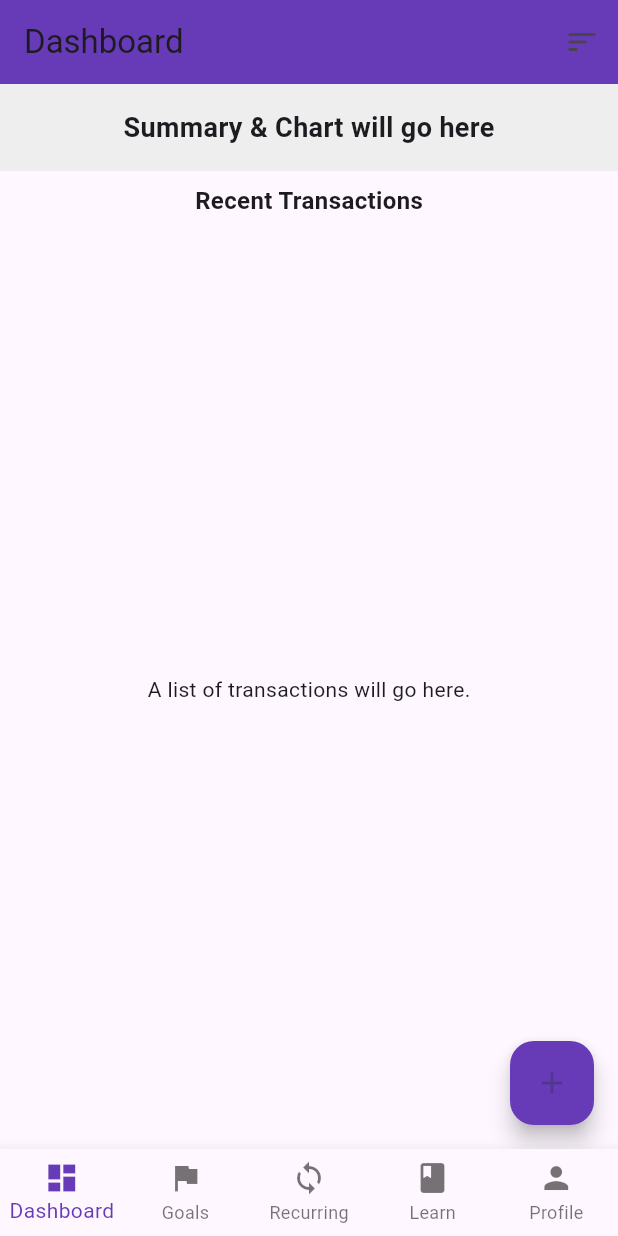
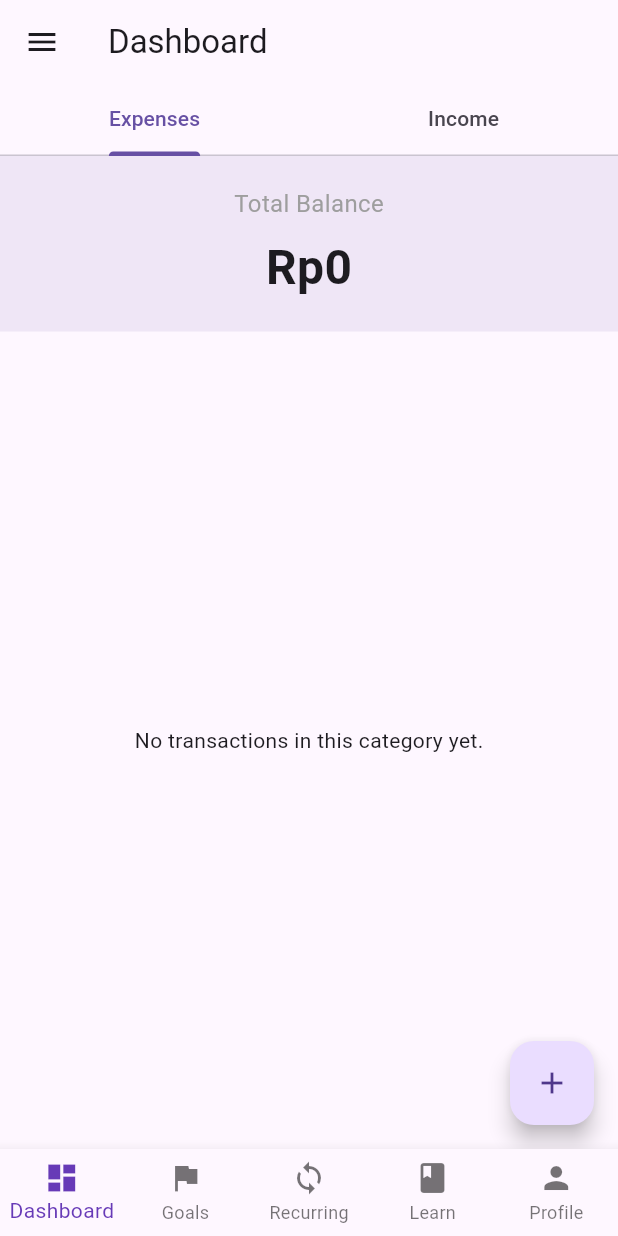
Before and after one commit to chintayanggest/expense_tracker, a Flutter app: the screen it shows after launch, on a phone screen of 412 x 824 dp. Run offline on Flutter 3.47's test engine with Material 3 defaults, Android fonts, the phone set to English and light mode, and no system bars; our stand-ins replace flutter_colorpicker; accounts and stored records are empty.

Commit message:
dashboard update for expense and income

```diff
--- a/lib/main.dart
+++ b/lib/main.dart
@@ -1,5 +1,7 @@
 import 'package:flutter/material.dart';
 import 'screens/main_screen.dart';
+import 'package:provider/provider.dart';
+import 'providers/transaction_provider.dart';
 
 void main() {
   runApp(const MyApp());
@@ -11,8 +13,11 @@ class MyApp extends StatelessWidget {
   // This widget is the root of your application.
   @override
   Widget build(BuildContext context) {
-    return MaterialApp(
-      home: MainScreen(),
+    return ChangeNotifierProvider(
+      create: (context) => TransactionProvider(),
+      child: const MaterialApp(
+        home: MainScreen(),
+      ),
     );
   }
 }
--- /dev/null
+++ b/lib/models/account.dart
@@ -0,0 +1,15 @@
+import 'package:flutter/material.dart';
+
+class Account {
+  final String id;
+  final String name;
+  final IconData icon; // To represent Wallet, Bank, etc.
+  double balance; // The current balance of this account
+
+  Account({
+    required this.id,
+    required this.name,
+    required this.icon,
+    this.balance = 0.0,
+  });
+}
--- a/lib/models/transaction.dart
+++ b/lib/models/transaction.dart
@@ -1,13 +1,13 @@
-enum TransactionType {
-  expense,
-  income,
-}
+import 'transaction_category.dart';
+import 'transaction_type.dart';
+import 'account.dart'; // ADD THIS NEW IMPORT
 
 class Transaction {
   final String id;
   final double amount;
   final TransactionType type;
-  final String category;
+  final TransactionCategory category;
+  final Account account; // ADD THIS NEW PROPERTY
   final DateTime date;
   final String? notes;
 
@@ -16,6 +16,7 @@ class Transaction {
     required this.amount,
     required this.type,
     required this.category,
+    required this.account, // ADD THIS TO THE CONSTRUCTOR
     required this.date,
     this.notes,
   });
--- /dev/null
+++ b/lib/models/transaction_category.dart
@@ -0,0 +1,18 @@
+import 'package:flutter/material.dart';
+import 'transaction_type.dart'; // We need this for the TransactionType enum
+
+class TransactionCategory {
+  final String id;
+  final String name;
+  final IconData icon; // This will hold the icon for the category
+  final Color color;   // This will hold the color for the category
+  final TransactionType type; // Is it an Expense or Income category?
+
+  TransactionCategory({
+    required this.id,
+    required this.name,
+    required this.icon,
+    required this.color,
+    required this.type,
+  });
+}
--- /dev/null
+++ b/lib/models/transaction_type.dart
@@ -0,0 +1,4 @@
+enum TransactionType {
+  expense,
+  income,
+}
--- /dev/null
+++ b/lib/providers/transaction_provider.dart
@@ -0,0 +1,77 @@
+// lib/providers/transaction_provider.dart
+
+import 'package:flutter/material.dart';
+import '../models/account.dart';
+import '../models/transaction_category.dart';
+import '../models/transaction.dart';
+import '../models/transaction_type.dart';
+
+class TransactionProvider with ChangeNotifier {
+  final List<Transaction> _transactions = [];
+
+  final List<Account> _accounts = [
+    Account(id: 'a1', name: 'Wallet', icon: Icons.account_balance_wallet),
+  ];
+
+  final List<TransactionCategory> _categories = [
+    // Default Expense Categories
+    TransactionCategory(id: 'c1', name: 'Food', icon: Icons.fastfood, color: Colors.red, type: TransactionType.expense),
+    TransactionCategory(id: 'c2', name: 'Transport', icon: Icons.directions_car, color: Colors.blue, type: TransactionType.expense),
+    TransactionCategory(id: 'c3', name: 'Groceries', icon: Icons.shopping_cart, color: Colors.green, type: TransactionType.expense),
+    TransactionCategory(id: 'c4', name: 'Entertainment', icon: Icons.movie, color: Colors.purple, type: TransactionType.expense),
+    // Default Income Categories
+    TransactionCategory(id: 'c5', name: 'Salary', icon: Icons.work, color: Colors.green, type: TransactionType.income),
+    TransactionCategory(id: 'c6', name: 'Gifts', icon: Icons.card_giftcard, color: Colors.orange, type: TransactionType.income),
+  ];
+
+  // --- GETTERS ---
+  List<Transaction> get transactions => _transactions;
+  List<TransactionCategory> get categories => _categories;
+  List<Account> get accounts => _accounts;
+
+  // THIS IS THE CORRECTED METHOD
+  List<TransactionCategory> getCategoriesByType(TransactionType type) {
+    return _categories.where((category) => category.type == type).toList();
+  }
+
+  // --- COMPUTED GETTERS (CORRECTED) ---
+  double get totalIncome {
+    return _transactions
+        .where((tx) => tx.type == TransactionType.income)
+        .fold(0.0, (sum, item) => sum + item.amount);
+  }
+
+  double get totalExpense {
+    return _transactions
+        .where((tx) => tx.type == TransactionType.expense)
+        .fold(0.0, (sum, item) => sum + item.amount);
+  }
+
+  double get totalBalance {
+    return totalIncome - totalExpense;
+  }
+
+  // --- METHODS ---
+  void addTransaction(Transaction transaction) {
+    _transactions.add(transaction);
+
+    // Update account balance
+    final account = _accounts.firstWhere((acc) => acc.id == transaction.account.id);
+    if (transaction.type == TransactionType.income) {
+      account.balance += transaction.amount;
+    } else {
+      account.balance -= transaction.amount;
+    }
+    notifyListeners();
+  }
+
+  void addCategory(TransactionCategory category) {
+    _categories.add(category);
+    notifyListeners();
+  }
+
+  void addAccount(Account account) {
+    _accounts.add(account);
+    notifyListeners();
+  }
+}
--- a/lib/screens/dashboard_screen.dart
+++ b/lib/screens/dashboard_screen.dart
@@ -1,70 +1,150 @@
 import 'package:flutter/material.dart';
+import 'manage_accounts_screen.dart';
+import 'manage_categories_screen.dart';
+import 'profile_screen.dart';
+import 'package:provider/provider.dart';
+import '../providers/transaction_provider.dart';
+import '../models/transaction.dart';
+import '../models/transaction_type.dart';
+import 'add_transaction_screen.dart';
 
-class DashboardScreen extends StatelessWidget {
+
+class DashboardScreen extends StatefulWidget {
   const DashboardScreen({super.key});
+  @override
+  State<DashboardScreen> createState() => _DashboardScreenState();
+}
+class _DashboardScreenState extends State<DashboardScreen> with SingleTickerProviderStateMixin {
+  late TabController _tabController;
+  @override
+  void initState() {
+    super.initState();
+    _tabController = TabController(length: 2, vsync: this);
+  }
+  @override
+  void dispose() {
+    _tabController.dispose();
+    super.dispose();
+  }
 
   @override
   Widget build(BuildContext context) {
+    return Consumer<TransactionProvider>(
+      builder: (context, transactionProvider, child) {
+        final expenseTransactions = transactionProvider.transactions.where((tx) => tx.type == TransactionType.expense).toList();
+        final incomeTransactions = transactionProvider.transactions.where((tx) => tx.type == TransactionType.income).toList();
         return Scaffold(
-      // The AppBar is the top bar of the screen
-      appBar: AppBar(
-        title: const Text('Dashboard'),
-        backgroundColor: Colors.deepPurple,
-        actions: [
-          IconButton(
-            icon: const Icon(Icons.sort),
-            onPressed: () {
-              // TODO: Implement sorting/filtering logic
+          drawer: Drawer(
+            child: ListView(
+              padding: EdgeInsets.zero,
+              children: [
+                const DrawerHeader(
+                  decoration: BoxDecoration(
+                    color: Colors.deepPurple,
+                  ),
+                  child: Text(
+                    'Menu',
+                    style: TextStyle(color: Colors.white, fontSize: 24),
+                  ),
+                ),
+                ListTile(
+                  leading: const Icon(Icons.account_balance_wallet),
+                  title: const Text('Rekening(Accounts)'),
+                  onTap:() {
+                    Navigator.pop(context);
+                    Navigator.push(context, MaterialPageRoute(builder:(context) => const ManageAccountsScreen()));
+                  },
+                ),
+                ListTile(
+                  leading: const Icon(Icons.category),
+                  title: const Text('Kategori(Categories)'),
+                  onTap: () {
+                    Navigator.pop(context);
+                    Navigator.push(context, MaterialPageRoute(builder: (context) => const ManageCategoriesScreen()));
+                  },
+                ),
+                ListTile(
+                  leading: const Icon(Icons.person),
+                  title: const Text('Profile'),
+                  onTap: () {
+                    Navigator.pop(context);
+                    Navigator.push(context, MaterialPageRoute(builder: (context) => const ProfileScreen()));
                   },
                 ),
               ],
             ),
-
-      // The body of the screen
+          ),
+          appBar: AppBar(
+            title: const Text('Dashboard'),
+            bottom: TabBar(
+              controller: _tabController,
+              tabs: const [ Tab(text: 'Expenses'), Tab(text: 'Income'), ],
+            ),
+          ),
           body: Column(
             children: [
-          // 1. SUMMARY SECTION (Placeholder)
               Container(
-            padding: const EdgeInsets.all(16.0),
-            color: Colors.grey[200],
                 width: double.infinity,
-            child: const Center(
-              child: Text(
-                'Summary & Chart will go here',
-                style: TextStyle(fontSize: 18, fontWeight: FontWeight.bold),
+                padding: const EdgeInsets.all(20.0),
+                color: Theme.of(context).primaryColor.withOpacity(0.1),
+                child: Column(
+                  children: [
+                    const Text('Total Balance', style: TextStyle(fontSize: 16, color: Colors.grey)),
+                    const SizedBox(height: 8),
+                    Text(
+                      'Rp${transactionProvider.totalBalance.toStringAsFixed(0)}',
+                      style: const TextStyle(fontSize: 32, fontWeight: FontWeight.bold),
+                    ),
+                  ],
                 ),
               ),
-          ),
-
-          // A title for the list
-          const Padding(
-            padding: EdgeInsets.all(8.0),
-            child: Text(
-              'Recent Transactions',
-              style: TextStyle(fontSize: 16, fontWeight: FontWeight.bold),
-            ),
-          ),
-
-          // 2. TRANSACTION LIST (Placeholder)
-          // The Expanded widget makes the list take up all remaining space
               Expanded(
-            child: Center(
-              child: Text(
-                'A list of transactions will go here.',
-              ),
+                child: TabBarView(
+                  controller: _tabController,
+                  children: [
+                    TransactionListView(transactions: expenseTransactions),
+                    TransactionListView(transactions: incomeTransactions),
+                  ],
                 ),
               ),
             ],
           ),
-
           floatingActionButton: FloatingActionButton(
-        onPressed: () {
-          // TODO: Navigate to the Add Transaction Screen
-          print('FAB Tapped!');
-        },
-        backgroundColor: Colors.deepPurple,
+            onPressed: () { Navigator.push(context, MaterialPageRoute(builder: (context) => const AddTransactionScreen()),); },
             child: const Icon(Icons.add),
           ),
         );
+      },
+    );
   }
 }
+
+class TransactionListView extends StatelessWidget {
+  final List<Transaction> transactions;
+  const TransactionListView({super.key, required this.transactions});
+  @override
+  Widget build(BuildContext context) {
+    if (transactions.isEmpty) { return const Center( child: Text('No transactions in this category yet.'), ); }
+    return ListView.builder(
+      itemCount: transactions.length,
+      itemBuilder: (context, index) {
+        final transaction = transactions[index];
+        return ListTile(
+          leading: CircleAvatar(
+            backgroundColor: transaction.category.color.withOpacity(0.2),
+            child: Icon(transaction.category.icon, color: transaction.category.color),
+          ),
+          title: Text(transaction.category.name),
+          subtitle: Text(transaction.notes ?? ''),
+          trailing: Text(
+            '${transaction.type == TransactionType.expense ? '-' : '+'}Rp${transaction.amount.toStringAsFixed(0)}',
+            style: TextStyle(
+              color: transaction.type == TransactionType.expense ? Colors.red : Colors.green,
+              fontWeight: FontWeight.bold,
+            ),
+          ),
+        );
+      },
+    );
+  }
+}
--- a/pubspec.yaml
+++ b/pubspec.yaml
@@ -28,9 +28,12 @@ environment:
 # the latest version available on pub.dev. To see which dependencies have newer
 # versions available, run `flutter pub outdated`.
 dependencies:
+  flutter_iconpicker: ^4.0.3
+  flutter_colorpicker: ^1.0.3
   provider: ^6.0.0  # Check for the latest version on pub.dev
   flutter:
     sdk: flutter
+
 
   # The following adds the Cupertino Icons font to your application.
   # Use with the CupertinoIcons class for iOS style icons.
@@ -45,7 +48,7 @@ dev_dependencies:
   # activated in the `analysis_options.yaml` file located at the root of your
   # package. See that file for information about deactivating specific lint
   # rules and activating additional ones.
-  flutter_lints: ^5.0.0
+  flutter_lints: ^6.0.0
 
 # For information on the generic Dart part of this file, see the
 # following page: https://dart.dev/tools/pub/pubspec
```
Also changed, not shown: lib/screens/add_category_screen.dart (added, +172 -0 lines), lib/screens/add_transaction_screen.dart (added, +187 -0 lines), lib/screens/manage_accounts_screen.dart (added, +15 -0 lines), lib/screens/manage_categories_screen.dart (added, +55 -0 lines), lib/screens/profile_screen.dart (added, +15 -0 lines), pubspec.lock, 1 other file. Lines whose indentation alone changed are shown as unchanged.
